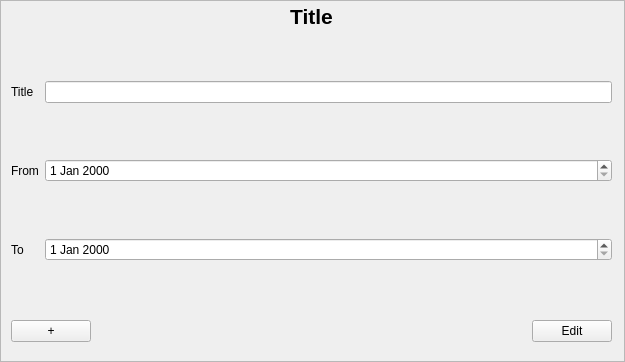
The window that src/app/titleinputarea.ui (jmuelbert/jmbde-QT) describes before a commit, drawn with Qt 5.
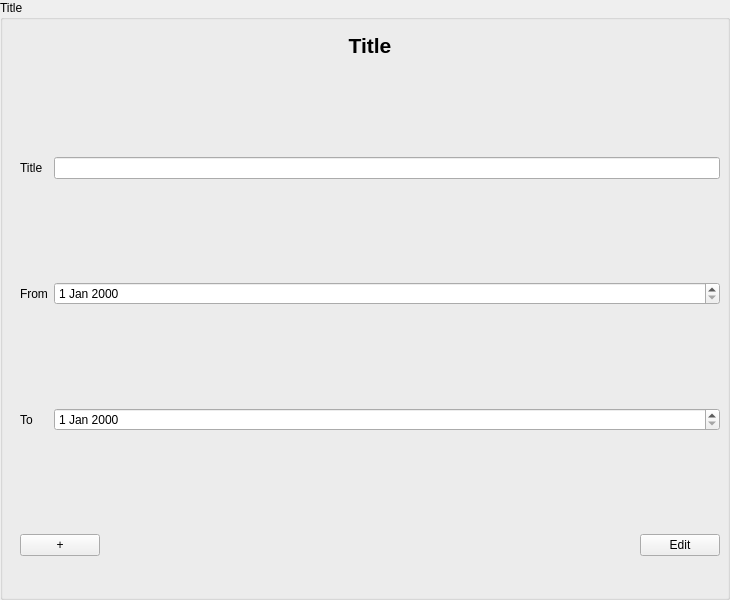
The same window after the commit.

What changed in the file:
```diff
--- a/src/app/titleinputarea.ui
+++ b/src/app/titleinputarea.ui
@@ -1,37 +1,40 @@
 <?xml version="1.0" encoding="UTF-8"?>
 <ui version="4.0">
  <class>TitleInputArea</class>
- <widget class="QScrollArea" name="TitleInputArea">
+ <widget class="QGroupBox" name="TitleInputArea">
   <property name="geometry">
    <rect>
     <x>0</x>
     <y>0</y>
-    <width>625</width>
-    <height>362</height>
+    <width>730</width>
+    <height>600</height>
    </rect>
   </property>
   <property name="windowTitle">
    <string>ScrollArea</string>
   </property>
-  <property name="widgetResizable">
-   <bool>true</bool>
+  <property name="accessibleName">
+   <string>TitleInputDialog</string>
   </property>
-  <widget class="QWidget" name="scrollAreaWidgetContents">
+  <property name="title">
+   <string>Title</string>
+  </property>
+  <widget class="QWidget" name="formLayoutWidget" native="true">
    <property name="geometry">
     <rect>
-     <x>0</x>
-     <y>0</y>
-     <width>623</width>
-     <height>360</height>
+     <x>10</x>
+     <y>30</y>
+     <width>730</width>
+     <height>600</height>
     </rect>
    </property>
-   <widget class="QWidget" name="verticalLayoutWidget">
+     <widget class="QWidget" name="verticalLayoutWidget_Header">
     <property name="geometry">
      <rect>
       <x>10</x>
       <y>0</y>
-      <width>601</width>
-      <height>31</height>
+      <width>700</width>
+      <height>30</height>
      </rect>
     </property>
     <layout class="QVBoxLayout" name="verticalLayout">
@@ -54,13 +57,13 @@
      </item>
     </layout>
    </widget>
-   <widget class="QWidget" name="verticalLayoutWidget_2">
+   <widget class="QWidget" name="verticalLayoutWidget_Buttons">
     <property name="geometry">
      <rect>
       <x>10</x>
-      <y>310</y>
-      <width>601</width>
-      <height>41</height>
+      <y>500</y>
+      <width>700</width>
+      <height>30</height>
      </rect>
     </property>
     <layout class="QHBoxLayout" name="horizontalLayout">
@@ -98,8 +101,8 @@
      <rect>
       <x>10</x>
       <y>30</y>
-      <width>601</width>
-      <height>281</height>
+      <width>700</width>
+      <height>470</height>
      </rect>
     </property>
     <layout class="QGridLayout" name="gridLayout">
```
Left out of the diff: 2 changed lines with no effect on the pictures.
